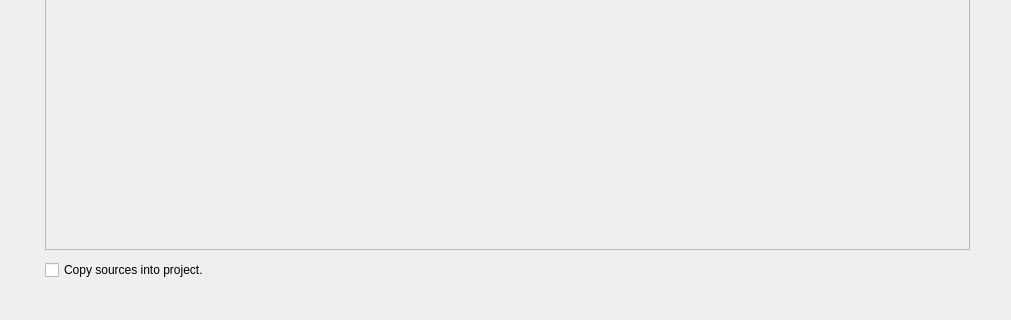
This is src/ProjNavigator/add_file_form.ui in os-fpga/FOEDAG as Qt 5 draws it before an edit; both pictures show x 0 to 1011 and y 481 to 801 of the 1011 by 801 pixel window. The edited form follows.
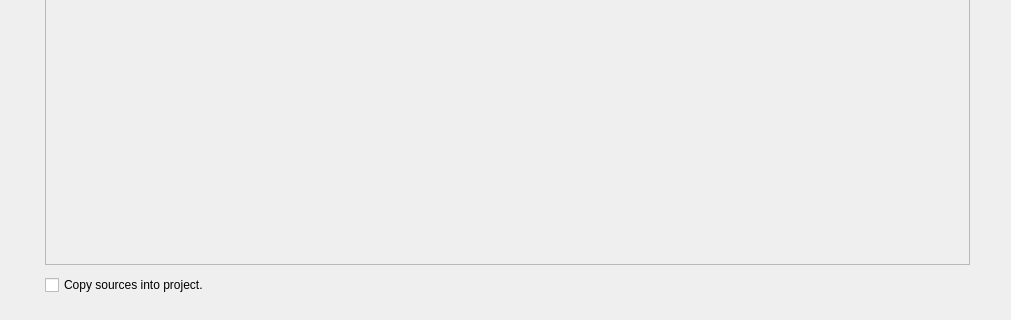
This is the edited form.

The edit to the form file:
```diff
--- a/src/ProjNavigator/add_file_form.ui
+++ b/src/ProjNavigator/add_file_form.ui
@@ -21,7 +21,7 @@
     <number>15</number>
    </property>
    <property name="bottomMargin">
-    <number>15</number>
+    <number>0</number>
    </property>
    <item>
     <widget class="QLabel" name="m_labelTitle">
```
